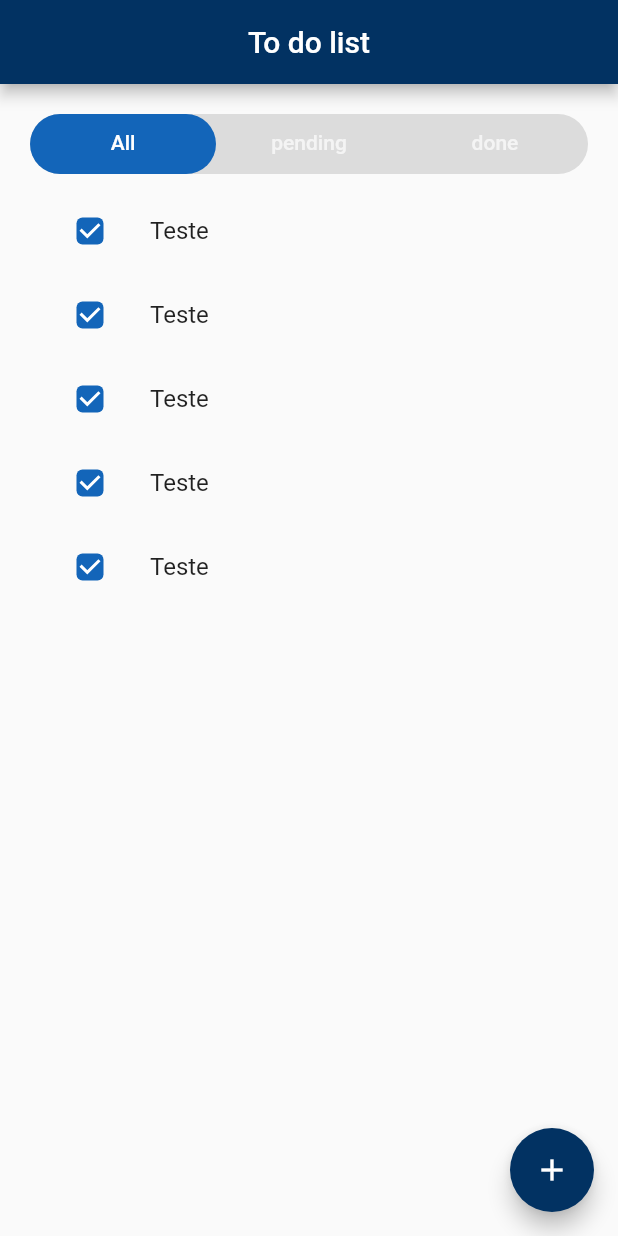
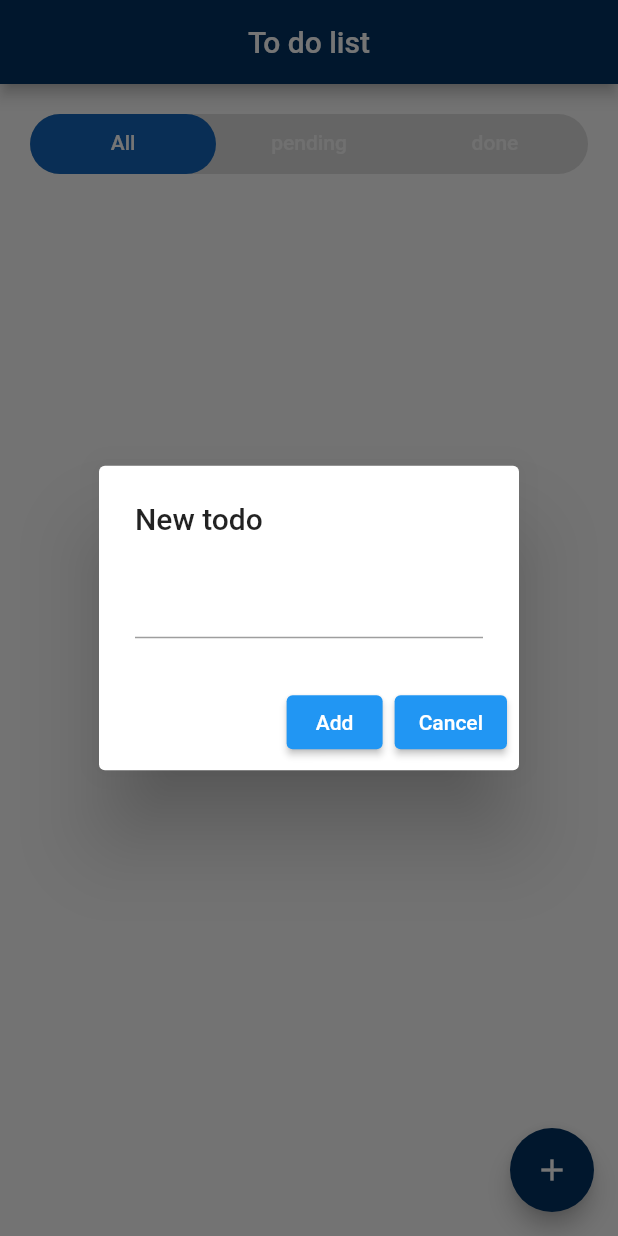
Before and after one commit to Pamela-code/todo_app, a Flutter app: the screen it shows after launch, after a tap on the "add" icon, on a phone screen of 412 x 824 dp. Run offline on Flutter 3.47's test engine with Material 2 defaults, Android fonts, the phone set to English and light mode, and no system bars; our stand-ins replace bloc, flutter_bloc, flutter_modular.

Commit message:
feat: add todo and remove todo

```diff
--- a/lib/app/modules/todos/blocs/todo_events.dart
+++ b/lib/app/modules/todos/blocs/todo_events.dart
@@ -1,7 +1,9 @@
+import '../models/todo_model.dart';
+
 abstract class TodoEvent {}
 
 class AddTodoEvent extends TodoEvent {
-  String todo;
+  TodoModel todo;
 
   AddTodoEvent({
     required this.todo,
@@ -9,7 +11,7 @@ class AddTodoEvent extends TodoEvent {
 }
 
 class RemoveTodoEvent extends TodoEvent {
-  String todo;
+  TodoModel todo;
 
   RemoveTodoEvent({
     required this.todo,
--- a/lib/app/modules/todos/blocs/todo_state.dart
+++ b/lib/app/modules/todos/blocs/todo_state.dart
@@ -1,5 +1,7 @@
+import 'package:todo_app/app/modules/todos/models/todo_model.dart';
+
 abstract class TodoState {
-  final List<String> todos;
+  final List<TodoModel> todos;
 
   TodoState({
     required this.todos,
@@ -11,5 +13,5 @@ class TodoListInitialState extends TodoState {
 }
 
 class TodoSuccessState extends TodoState {
-  TodoSuccessState({required List<String> todos}) : super(todos: todos);
+  TodoSuccessState({required List<TodoModel> todos}) : super(todos: todos);
 }
--- a/lib/app/modules/todos/models/todo_model.dart
+++ b/lib/app/modules/todos/models/todo_model.dart
@@ -1,8 +1,9 @@
+// ignore_for_file: public_member_api_docs, sort_constructors_first
 class TodoModel {
-  String todo;
+  String description;
   bool done;
   TodoModel({
-    required this.todo,
+    required this.description,
     required this.done,
   });
 }
--- a/lib/app/modules/todos/pages/todos_page.dart
+++ b/lib/app/modules/todos/pages/todos_page.dart
@@ -1,6 +1,12 @@
 import 'package:flutter/material.dart';
+import 'package:flutter_bloc/flutter_bloc.dart';
+import 'package:flutter_modular/flutter_modular.dart';
 
 import '../../../../core/colors.dart';
+import '../blocs/todo_bloc.dart';
+import '../blocs/todo_events.dart';
+import '../blocs/todo_state.dart';
+import '../widgets/add_todo_dialog.dart';
 
 class TodosPage extends StatefulWidget {
   const TodosPage({super.key});
@@ -10,6 +16,20 @@ class TodosPage extends StatefulWidget {
 }
 
 class _TodosPageState extends State<TodosPage> {
+  late final TodoBloc bloc;
+
+  @override
+  void initState() {
+    bloc = Modular.get();
+    super.initState();
+  }
+
+  @override
+  void dispose() {
+    bloc.close();
+    super.dispose();
+  }
+
   @override
   Widget build(BuildContext context) {
     return DefaultTabController(
@@ -50,7 +70,16 @@ class _TodosPageState extends State<TodosPage> {
                 height: 10,
               ),
               Expanded(
-                child: TabBarView(children: [
+                child: BlocBuilder<TodoBloc, TodoState>(
+                    bloc: bloc,
+                    builder: (context, state) {
+                      if (state is TodoListInitialState) {
+                        return const Center(
+                          child: Text('Add a Todo'),
+                        );
+                      } else if (state is TodoSuccessState) {
+                        return TabBarView(
+                          children: [
                             ListView.builder(
                               itemCount: 5,
                               itemBuilder: (context, index) {
@@ -72,11 +101,27 @@ class _TodosPageState extends State<TodosPage> {
                               },
                             ),
                             ListView.builder(
-                    itemCount: 5,
+                              itemCount: state.todos.length,
+                              shrinkWrap: true,
                               itemBuilder: (context, index) {
                                 return ListTile(
-                        leading: Checkbox(value: true, onChanged: (value) {}),
-                        title: const Text('Teste'),
+                                  leading: Checkbox(
+                                    value: true,
+                                    onChanged: (value) {},
+                                  ),
+                                  title: Text(state.todos[index].description),
+                                  trailing: IconButton(
+                                    icon: const Icon(
+                                      Icons.close,
+                                    ),
+                                    onPressed: () {
+                                      bloc.add(
+                                        RemoveTodoEvent(
+                                          todo: state.todos[index],
+                                        ),
+                                      );
+                                    },
+                                  ),
                                 );
                               },
                             ),
@@ -84,19 +129,33 @@ class _TodosPageState extends State<TodosPage> {
                               itemCount: 5,
                               itemBuilder: (context, index) {
                                 return ListTile(
-                        leading: Checkbox(value: true, onChanged: (value) {}),
+                                  leading: Checkbox(
+                                      value: true, onChanged: (value) {}),
                                   title: const Text('Teste'),
                                 );
                               },
                             ),
-                ]),
+                          ],
+                        );
+                      }
+                      return const SizedBox();
+                    }),
               )
             ],
           ),
         ),
         floatingActionButton: FloatingActionButton(
           backgroundColor: primaryColor,
-          onPressed: () {},
+          onPressed: () {
+            showDialog(
+              context: context,
+              builder: (context) {
+                return AddTodoDialog(
+                  bloc: bloc,
+                );
+              },
+            );
+          },
           child: const Icon(Icons.add),
         ),
       ),
--- a/lib/app/modules/todos/repositories/todo_repository.dart
+++ b/lib/app/modules/todos/repositories/todo_repository.dart
@@ -1,12 +1,14 @@
+import '../models/todo_model.dart';
+
 class TodoRepository {
-  final List<String> _todos = [];
+  final List<TodoModel> _todos = [];
 
-  List<String> addTodo(String todo) {
+  List<TodoModel> addTodo(TodoModel todo) {
     _todos.add(todo);
     return _todos;
   }
 
-  List<String> removeTodo(String todo) {
+  List<TodoModel> removeTodo(TodoModel todo) {
     _todos.remove(todo);
     return _todos;
   }
--- a/lib/app/modules/todos/todos_module.dart
+++ b/lib/app/modules/todos/todos_module.dart
@@ -1,10 +1,13 @@
 import 'package:flutter_modular/flutter_modular.dart';
+import 'package:todo_app/app/modules/todos/blocs/todo_bloc.dart';
 
 import 'pages/todos_page.dart';
 
 class TodoModule extends Module {
   @override
-  List<Bind> get binds => [];
+  List<Bind> get binds => [
+        Bind((i) => TodoBloc()),
+      ];
 
   @override
   List<ModularRoute> get routes => [
--- /dev/null
+++ b/lib/app/modules/todos/widgets/add_todo_dialog.dart
@@ -0,0 +1,45 @@
+import 'package:flutter/material.dart';
+import 'package:todo_app/app/modules/todos/models/todo_model.dart';
+
+import '../blocs/todo_bloc.dart';
+import '../blocs/todo_events.dart';
+
+class AddTodoDialog extends StatelessWidget {
+  AddTodoDialog({super.key, required this.bloc});
+  final TextEditingController todo = TextEditingController();
+  final TodoBloc bloc;
+
+  @override
+  Widget build(BuildContext context) {
+    return AlertDialog(
+      title: const Text('New todo'),
+      content: TextField(
+        controller: todo,
+      ),
+      actions: [
+        ElevatedButton(
+          onPressed: () {
+            bloc.add(
+              AddTodoEvent(
+                todo: TodoModel(
+                  description: todo.text,
+                  done: false,
+                ),
+              ),
+            );
+            todo.clear();
+            Navigator.pop(context);
+          },
+          child: const Text('Add'),
+        ),
+        ElevatedButton(
+          onPressed: () {
+            todo.clear();
+            Navigator.pop(context);
+          },
+          child: const Text('Cancel'),
+        ),
+      ],
+    );
+  }
+}
```
Lines whose indentation alone changed are shown as unchanged.
